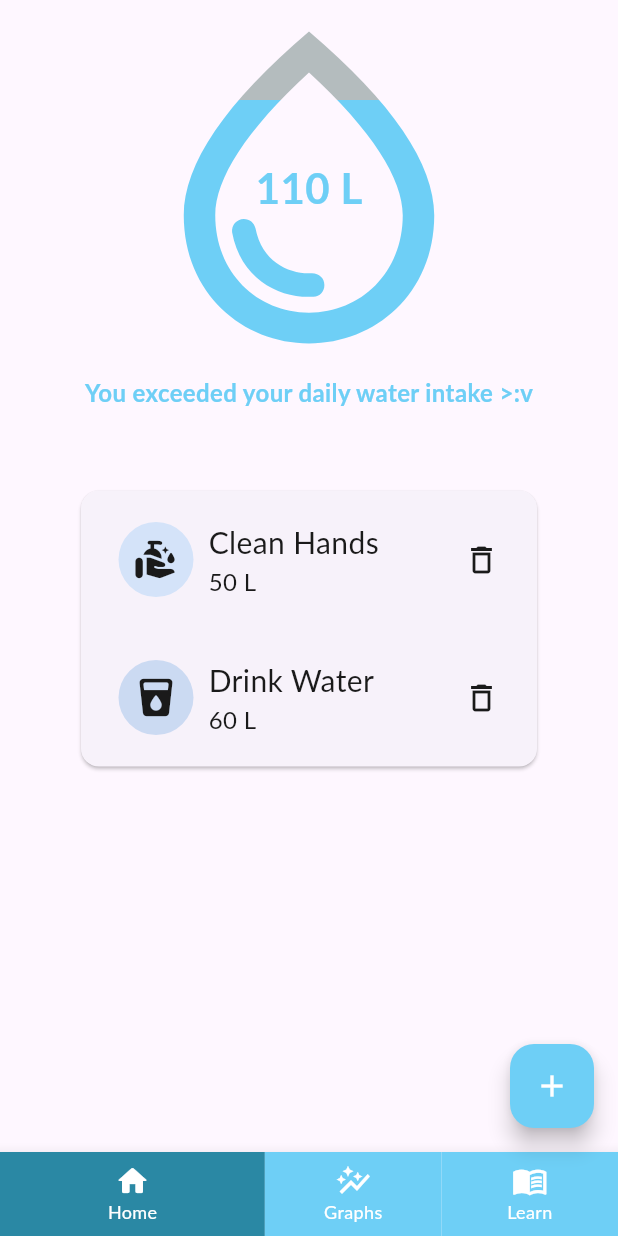
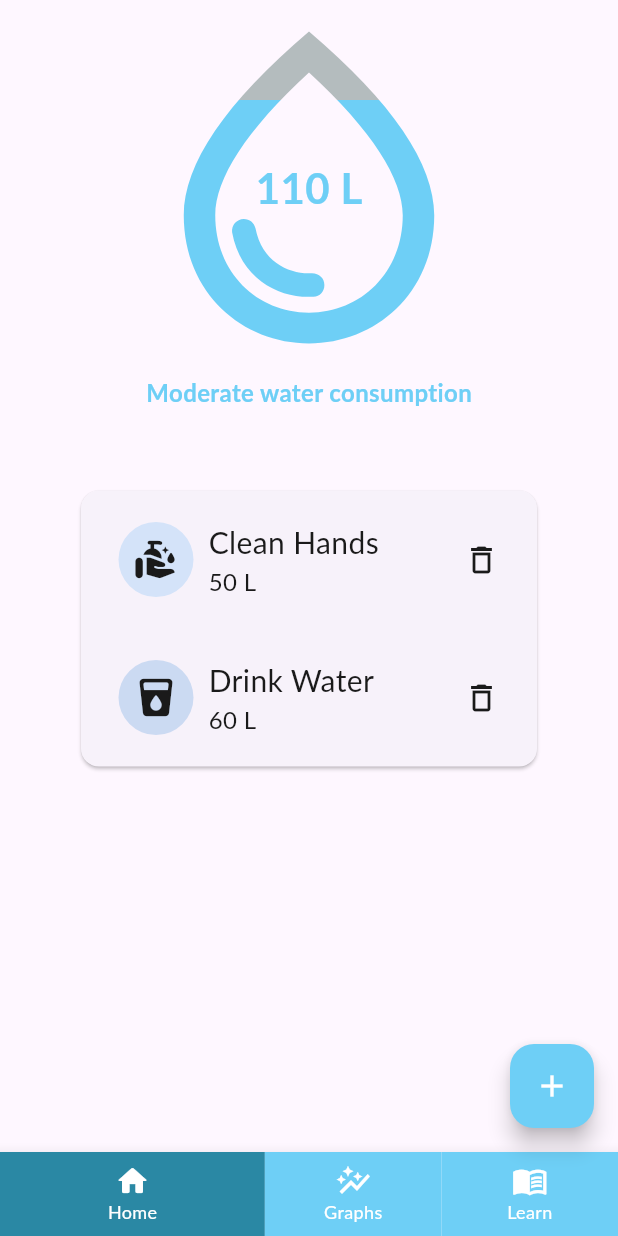
Before and after one commit to Maxaplays/agua_project, a Flutter app: the screen it shows after launch, after a tap on the "delete outline" icon, on a phone screen of 412 x 824 dp. Run offline on Flutter 3.47's test engine with Material 3 defaults, Android fonts, the light colour scheme and no system bars; our stand-ins replace rxdart; missing offline and left inert: flutter_iconpicker; Roboto replaces fonts that are missing (Lato).

Commit message:
fix: UI page and percentage label

```diff
--- a/lib/pages/home/home_page.dart
+++ b/lib/pages/home/home_page.dart
@@ -17,7 +17,7 @@ class _HomeState extends State<Home> {
   double max = 150;
   double total = 0;
 
-  late StreamSubscription sub;
+  late final StreamSubscription sub;
 
   @override
   void initState() {
@@ -27,12 +27,18 @@ class _HomeState extends State<Home> {
     });
   }
 
+  @override
+  void dispose() {
+    sub.cancel();
+    super.dispose();
+  }
+
   void calculateAverage(List<WaterItem> items) {
     double aux = 0;
     items.forEach((item) => aux = aux + item.value);
+    if (!mounted) return;
     setState(() {
       total = aux;
-      print("Avg=====>" + total.toString());
     });
   }
 
@@ -41,18 +47,21 @@ class _HomeState extends State<Home> {
     widget.service.setState(items);
   }
 
-  // String getStateText(){
-  //   double per = total/max;
-  //   switch (per) {
-  //     case (per >1):
-
-  //       break;
-  //     default:
-  //   }
-  // }
+  String percentageLabel(double percent) {
+    if (percent >= 1) {
+      return "You exceeded your daily water intake >:v";
+    } else if (percent >= 0.8) {
+      return "High water consumption";
+    } else if (percent >= 0.4) {
+      return "Moderate water consumption";
+    } else {
+      return "Low water consumption";
+    }
+  }
 
   @override
   Widget build(BuildContext context) {
+    double percent = total / max;
     return SingleChildScrollView(
       child: Center(
         child: Column(
@@ -69,7 +78,6 @@ class _HomeState extends State<Home> {
                     children: [
                       ShaderMask(
                         shaderCallback: (Rect bounds) {
-                          double percent = total / max;
                           return LinearGradient(
                             begin: Alignment.bottomCenter,
                             end: Alignment.topCenter,
@@ -92,7 +100,7 @@ class _HomeState extends State<Home> {
                       Text(
                         total.round().toString() + " L",
                         style: TextStyle(
-                          color: (total / max) > 1
+                          color: percent > 1
                               ? Colors.red
                               : AppColors.primaryMain,
                           fontSize: 28,
@@ -103,11 +111,9 @@ class _HomeState extends State<Home> {
                   ),
                   Center(
                     child: Text(
-                      "You exceeded your daily water intake >:v",
+                      percentageLabel(percent),
                       style: TextStyle(
-                        color: (total / max) > 1
-                            ? Colors.red
-                            : AppColors.primaryMain,
+                        color: percent > 1 ? Colors.red : AppColors.primaryMain,
                         fontSize: 16,
                         fontWeight: FontWeight.bold,
                       ),
--- a/lib/ui/ui_main.dart
+++ b/lib/ui/ui_main.dart
@@ -13,10 +13,23 @@ class UI extends StatefulWidget {
 
 class _UIState extends State<UI> {
   final WaterItemsService service = WaterItemsService();
+
+  late List<Widget> _pages;
   int _selectedIndex = 0;
   @override
   void initState() {
     super.initState();
+    _pages = [
+      Home(service: service),
+      Center(child: Text("Graphs")),
+      Center(child: Text("Learn")),
+    ];
+  }
+
+  @override
+  void dispose() {
+    super.dispose();
+    service.dispose();
   }
 
   void _selectPage(int index) {
@@ -24,12 +37,6 @@ class _UIState extends State<UI> {
       _selectedIndex = index;
     });
   }
-
-  final List<Widget> _pages = [
-    Home(service: WaterItemsService()),
-    Center(child: Text("Graphs")),
-    Center(child: Text("Learn")),
-  ];
 
   Widget buildIcon(IconData iconData, String text, int index) {
     final bool isSelected = _selectedIndex == index;
@@ -57,7 +64,7 @@ class _UIState extends State<UI> {
   @override
   Widget build(BuildContext context) {
     return Scaffold(
-      body: _pages[_selectedIndex],
+      body: SafeArea(child: _pages[_selectedIndex]),
       floatingActionButton: FloatingActionButton(
         foregroundColor: Colors.white,
         backgroundColor: Theme.of(context).primaryColor,
```
Also changed, not shown: lib/utils/pages_util.dart (added, +11 -0 lines).
